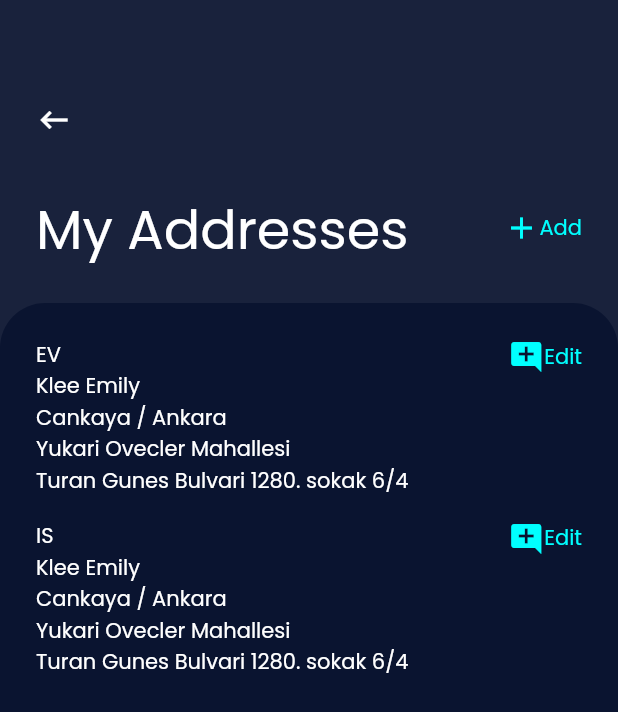
After one commit to boranpek/work_with_ahmet, a Flutter app: the screen it shows after launch, on a phone screen of 412 x 824 dp. The commit adds this screen. Shown: the top 712 px of the screen. Run offline on Flutter 3.47's test engine with Material 2 defaults, Android fonts, the phone set to English and light mode, and no system bars.

Commit message:
first page draft

```diff
--- /dev/null
+++ b/lib/bars/backpage_bar.dart
@@ -0,0 +1,25 @@
+import 'package:flutter/material.dart';
+
+class BackPageBar extends StatelessWidget {
+  const BackPageBar({
+    Key? key,
+  }) : super(key: key);
+
+  @override
+  Widget build(BuildContext context) {
+    return Container(
+      padding: EdgeInsets.all(24),
+      color: Color(0xff19223C),
+      height: 58,
+      child: Row(
+        mainAxisAlignment: MainAxisAlignment.start,
+        children: [
+          Icon(
+            Icons.keyboard_backspace,
+            color: Colors.white,
+          )
+        ],
+      ),
+    );
+  }
+}
--- /dev/null
+++ b/lib/bars/header_bar.dart
@@ -0,0 +1,42 @@
+import 'package:flutter/material.dart';
+
+class HeaderBar extends StatelessWidget {
+  const HeaderBar({
+    Key? key,
+  }) : super(key: key);
+
+  @override
+  Widget build(BuildContext context) {
+    return Expanded(
+      child: Container(
+        padding: EdgeInsets.all(24),
+        color: Color(0xff19223C),
+        child: Row(
+          mainAxisAlignment: MainAxisAlignment.start,
+          crossAxisAlignment: CrossAxisAlignment.center,
+          children: [
+            Text(
+              'My Addresses',
+              style: TextStyle(fontSize: 36, color: Colors.white),
+            ),
+            Spacer(),
+            Container(
+              child: Row(
+                children: [
+                  Icon(
+                    Icons.add,
+                    color: Color(0xff00FFFF),
+                  ),
+                  Text(
+                    'Add',
+                    style: TextStyle(color: Color(0xff00FFFF)),
+                  ),
+                ],
+              ),
+            ),
+          ],
+        ),
+      ),
+    );
+  }
+}
--- /dev/null
+++ b/lib/bars/info_bar.dart
@@ -0,0 +1,122 @@
+import 'package:flutter/material.dart';
+
+class InfoBar extends StatelessWidget {
+  const InfoBar({
+    Key? key,
+  }) : super(key: key);
+
+  @override
+  Widget build(BuildContext context) {
+    return Container(
+      padding: EdgeInsets.all(24),
+      decoration: BoxDecoration(
+          color: Color(0xff0A1430),
+          borderRadius: BorderRadius.only(
+            topLeft: Radius.circular(30),
+            topRight: Radius.circular(30),
+          )),
+      height: 622,
+      child: Column(
+        children: [
+          Row(
+            crossAxisAlignment: CrossAxisAlignment.start,
+            children: [
+              Column(
+                crossAxisAlignment: CrossAxisAlignment.start,
+                children: [
+                  Text(
+                    'EV',
+                    style: TextStyle(color: Colors.white),
+                  ),
+                  Text(
+                    'Klee Emily',
+                    style: TextStyle(color: Colors.white),
+                  ),
+                  Text(
+                    'Cankaya / Ankara',
+                    style: TextStyle(color: Colors.white),
+                  ),
+                  Text(
+                    'Yukari Ovecler Mahallesi',
+                    style: TextStyle(color: Colors.white),
+                  ),
+                  Text(
+                    'Turan Gunes Bulvari 1280. sokak 6/4',
+                    style: TextStyle(color: Colors.white),
+                  ),
+                ],
+              ),
+              Spacer(),
+              Column(
+                children: [
+                  Row(
+                    children: [
+                      Icon(
+                        Icons.add_comment,
+                        color: Color(0xff00FFFF),
+                      ),
+                      Text(
+                        'Edit',
+                        style: TextStyle(color: Color(0xff00FFFF)),
+                      ),
+                    ],
+                  )
+                ],
+              ),
+            ],
+          ),
+          SizedBox(
+            height: 16,
+          ),
+          Row(
+            crossAxisAlignment: CrossAxisAlignment.start,
+            children: [
+              Column(
+                crossAxisAlignment: CrossAxisAlignment.start,
+                children: [
+                  Text(
+                    'IS',
+                    style: TextStyle(color: Colors.white),
+                  ),
+                  Text(
+                    'Klee Emily',
+                    style: TextStyle(color: Colors.white),
+                  ),
+                  Text(
+                    'Cankaya / Ankara',
+                    style: TextStyle(color: Colors.white),
+                  ),
+                  Text(
+                    'Yukari Ovecler Mahallesi',
+                    style: TextStyle(color: Colors.white),
+                  ),
+                  Text(
+                    'Turan Gunes Bulvari 1280. sokak 6/4',
+                    style: TextStyle(color: Colors.white),
+                  ),
+                ],
+              ),
+              Spacer(),
+              Column(
+                children: [
+                  Row(
+                    children: [
+                      Icon(
+                        Icons.add_comment,
+                        color: Color(0xff00FFFF),
+                      ),
+                      Text(
+                        'Edit',
+                        style: TextStyle(color: Color(0xff00FFFF)),
+                      ),
+                    ],
+                  )
+                ],
+              ),
+            ],
+          ),
+        ],
+      ),
+    );
+  }
+}
--- /dev/null
+++ b/lib/bars/status_bar.dart
@@ -0,0 +1,17 @@
+import 'package:flutter/material.dart';
+
+class StatusBar extends StatelessWidget {
+  const StatusBar({
+    Key? key,
+  }) : super(key: key);
+
+  @override
+  Widget build(BuildContext context) {
+    return SizedBox(
+      child: Container(
+        color: Color(0xff19223C),
+      ),
+      height: 44,
+    );
+  }
+}
```
Also changed, not shown: lib/task_page_screen.dart (+9 -162 lines).
